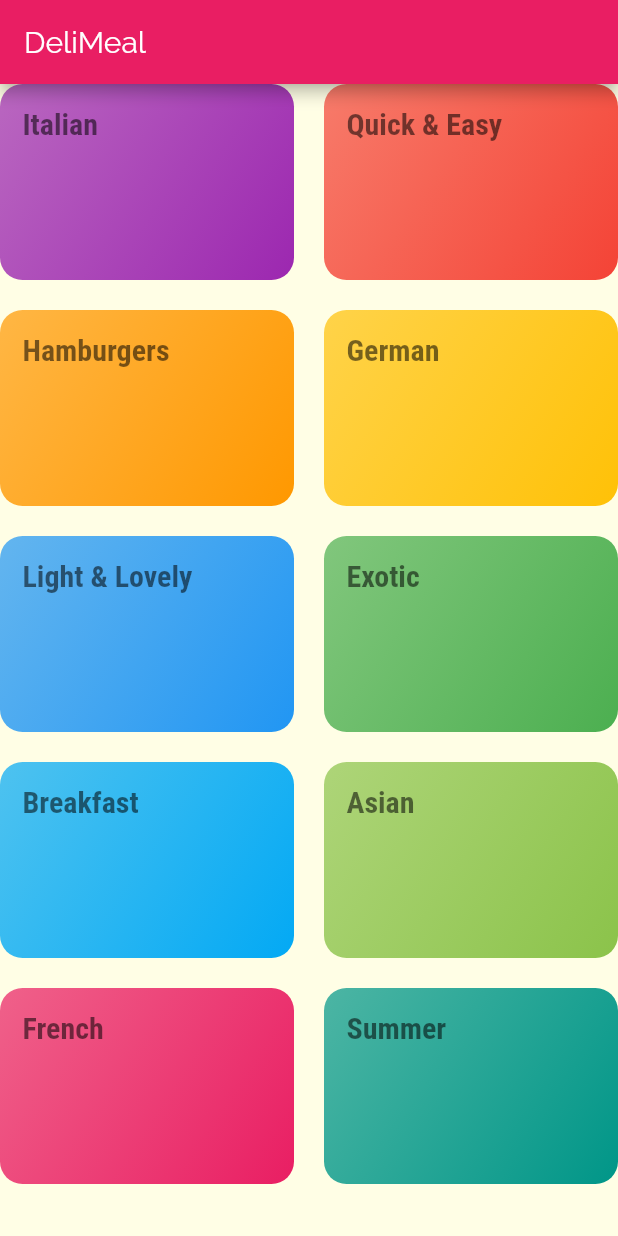
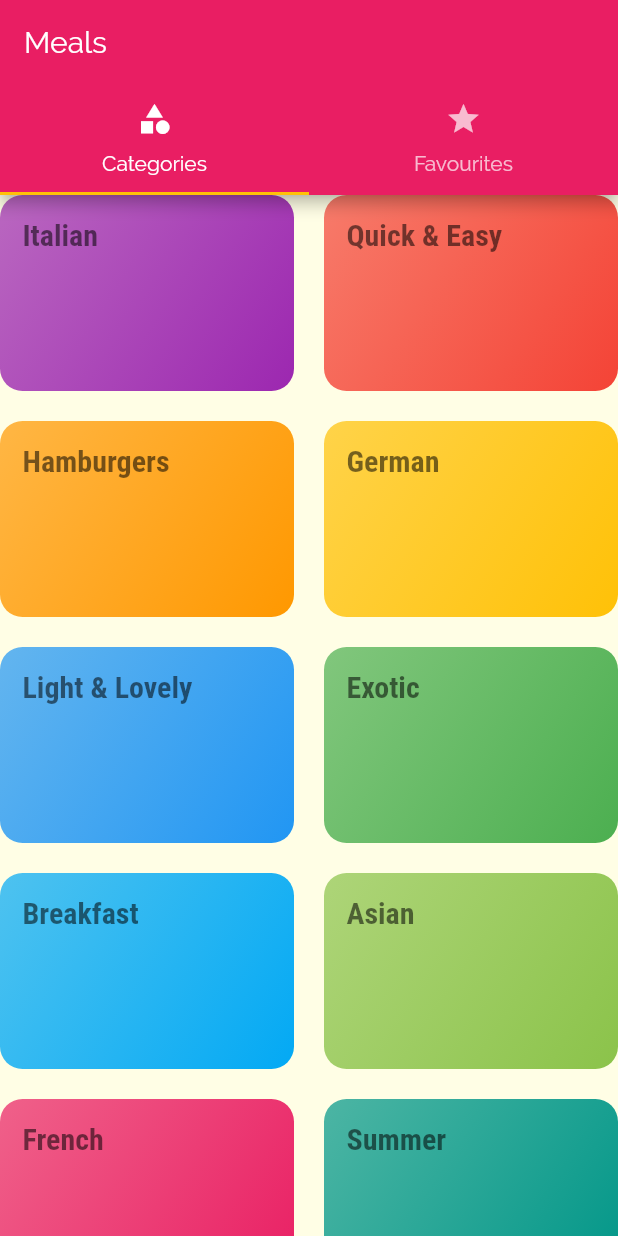
Before and after one commit to A1doranM/flutter_perfectmeals_app, a Flutter app: the screen it shows after launch, on a phone screen of 412 x 824 dp. Run offline on Flutter 3.47's test engine with Material 2 defaults, Android fonts, the phone set to English and light mode, and no system bars.

Commit message:
Added TabBar to the AppBar. Fixed imports

```diff
--- a/lib/main.dart
+++ b/lib/main.dart
@@ -4,6 +4,7 @@ import 'package:flutter/material.dart';
 import 'screens/categories_screen.dart';
 import 'screens/category_meals_screen.dart';
 import 'screens/meal_detail_screen.dart';
+import 'screens/tabs_screen.dart';
 
 void main() => runApp(MyApp());
 
@@ -28,7 +29,7 @@ class MyApp extends StatelessWidget {
       //home: CategoriesScreen(),
       initialRoute: '/',
       routes: {
-        '/': (ctx) => CategoriesScreen(),
+        '/': (ctx) => TabsScreen(),
         CategoryMealsScreen.routeName: (ctx) => CategoryMealsScreen(),
         MealDetailScreen.routeName: (ctx) => MealDetailScreen(),
       },
--- a/lib/screens/categories_screen.dart
+++ b/lib/screens/categories_screen.dart
@@ -6,11 +6,7 @@ import '../widgets/category_item.dart';
 class CategoriesScreen extends StatelessWidget {
   @override
   Widget build(BuildContext context) {
-    return Scaffold(
-      appBar: AppBar(
-        title: const Text('DeliMeal'),
-      ),
-      body: GridView(
+    return GridView(
       children: DUMMY_CATEGORIES
           .map(
             (catData) => CategoryItem(
@@ -26,7 +22,6 @@ class CategoriesScreen extends StatelessWidget {
         crossAxisSpacing: 20,
         mainAxisSpacing: 20,
       ),
-      ),
     );
   }
 }
--- a/lib/screens/category_meals_screen.dart
+++ b/lib/screens/category_meals_screen.dart
@@ -1,7 +1,7 @@
 import 'package:flutter/material.dart';
-import 'package:flutter_complete_guide/widgets/meal_item.dart';
 
 import '../dummy_data.dart';
+import '../widgets/meal_item.dart';
 
 class CategoryMealsScreen extends StatelessWidget {
   static const String routeName = '/category-meals';
--- /dev/null
+++ b/lib/screens/tabs_screen.dart
@@ -0,0 +1,42 @@
+import 'package:flutter/material.dart';
+
+import '../screens/categories_screen.dart';
+import '../screens/favourites_sreen.dart';
+
+class TabsScreen extends StatefulWidget {
+  @override
+  _TabsScreenState createState() => _TabsScreenState();
+}
+
+class _TabsScreenState extends State<TabsScreen> {
+  @override
+  Widget build(BuildContext context) {
+    return DefaultTabController(
+      length: 2,
+      initialIndex: 0,
+      child: Scaffold(
+        appBar: AppBar(
+          title: const Text('Meals'),
+          bottom: TabBar(
+            tabs: <Widget>[
+              const Tab(
+                icon: const Icon(Icons.category),
+                text: 'Categories',
+              ),
+              const Tab(
+                icon: const Icon(Icons.star),
+                text: 'Favourites',
+              ),
+            ],
+          ),
+        ),
+        body: TabBarView(
+          children: <Widget>[
+            CategoriesScreen(),
+            FavouritesScreen(),
+          ],
+        ),
+      ),
+    );
+  }
+}
--- a/lib/widgets/category_item.dart
+++ b/lib/widgets/category_item.dart
@@ -8,7 +8,8 @@ class CategoryItem extends StatelessWidget {
   final String title;
   final Color color;
 
-  CategoryItem({@required this.id, @required this.title, @required this.color});
+  const CategoryItem(
+      {@required this.id, @required this.title, @required this.color});
 
   void selectCategory(BuildContext ctx) {
     Navigator.of(ctx).pushNamed(CategoryMealsScreen.routeName, arguments: {
```
Also changed, not shown: lib/screens/favourites_sreen.dart (added, +10 -0 lines), lib/screens/meal_detail_screen.dart (+5 -4 lines), lib/widgets/meal_item.dart (+12 -11 lines). Lines whose indentation alone changed are shown as unchanged.
